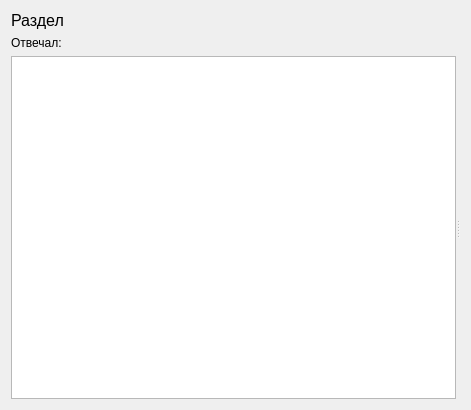
Old version of the form control/solutionexplorer.ui in the repository TheMrButcher/offline-mentor.
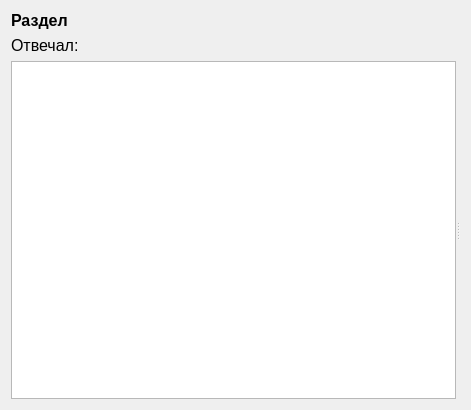
New version of the form.

```diff
--- a/control/solutionexplorer.ui
+++ b/control/solutionexplorer.ui
@@ -25,6 +25,8 @@
      <property name="font">
       <font>
        <pointsize>12</pointsize>
+       <weight>75</weight>
+       <bold>true</bold>
       </font>
      </property>
      <property name="text">
@@ -40,6 +42,11 @@
        <verstretch>0</verstretch>
       </sizepolicy>
      </property>
+     <property name="font">
+      <font>
+       <pointsize>12</pointsize>
+      </font>
+     </property>
      <property name="text">
       <string>Отвечал:</string>
      </property>
```
